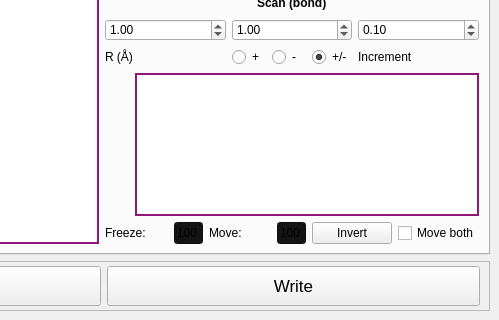
First picture: the form in UIs/SetupWindow.ui, repository isaksengeir/REACT, before the edit; both pictures show x 295 to 794 and y 260 to 580 of the 794 by 580 pixel window.
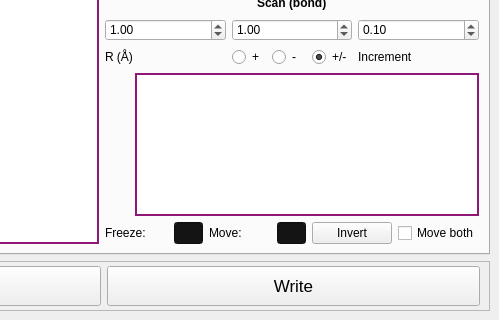
Second picture: the form after the edit. The open tabs and pages were chosen to show the change. Icons and pictures are not drawn.

Commit message: Added class AtomBond, implemented buttons in Modredundant tab (calcSetup)

The edit to the form file:
```diff
--- a/UIs/SetupWindow.ui
+++ b/UIs/SetupWindow.ui
@@ -1692,6 +1692,9 @@
               </item>
               <item>
                <widget class="QLineEdit" name="lineEdit_freeze">
+                <property name="enabled">
+                 <bool>true</bool>
+                </property>
                 <property name="maximumSize">
                  <size>
                   <width>29</width>
@@ -1699,7 +1702,7 @@
                  </size>
                 </property>
                 <property name="text">
-                 <string>100</string>
+                 <string/>
                 </property>
                 <property name="readOnly">
                  <bool>true</bool>
@@ -1715,6 +1718,9 @@
               </item>
               <item>
                <widget class="QLineEdit" name="lineEdit_move">
+                <property name="enabled">
+                 <bool>true</bool>
+                </property>
                 <property name="maximumSize">
                  <size>
                   <width>29</width>
@@ -1722,7 +1728,7 @@
                  </size>
                 </property>
                 <property name="text">
-                 <string>100</string>
+                 <string/>
                 </property>
                 <property name="readOnly">
                  <bool>true</bool>
```
Left out of the diff: 10 changed lines with no effect on the pictures. The commit also changes 3 other files.
